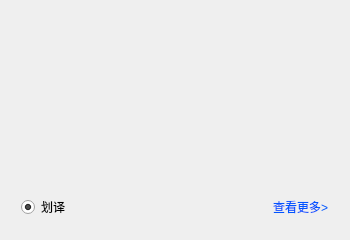
Above: translator/ui/FloatWindow.ui from mtrdong/translator_pyqt5 before the change. Below: the same form after it.
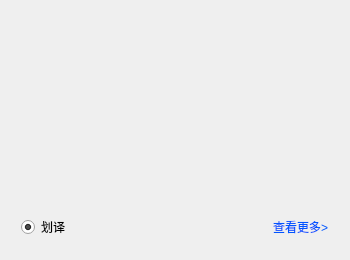
That is the form after the change.

Patch:
```diff
--- a/translator/ui/FloatWindow.ui
+++ b/translator/ui/FloatWindow.ui
@@ -7,7 +7,7 @@
     <x>0</x>
     <y>0</y>
     <width>350</width>
-    <height>240</height>
+    <height>260</height>
    </rect>
   </property>
   <property name="windowTitle">
@@ -48,20 +48,7 @@
       </widget>
      </item>
      <item>
-      <widget class="QTextBrowser" name="textBrowser_2">
-       <property name="maximumSize">
-        <size>
-         <width>320</width>
-         <height>40</height>
-        </size>
-       </property>
-       <property name="lineWrapMode">
-        <enum>QTextEdit::NoWrap</enum>
-       </property>
-      </widget>
-     </item>
-     <item>
-      <widget class="QTextBrowser" name="textBrowser_3"/>
+      <widget class="QTextBrowser" name="textBrowser_2"/>
      </item>
      <item>
       <layout class="QHBoxLayout" name="horizontalLayout">
```
